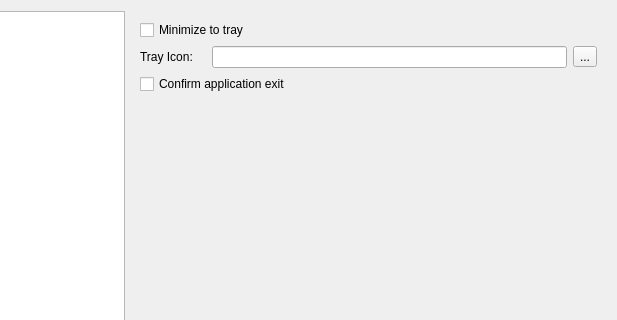
Above: app/dlg_preferences.ui from ColinDuquesnoy/MellowPlayer before the change; both pictures show x 142 to 759 and y 0 to 320 of the 759 by 489 pixel window. Below: the same form after it.
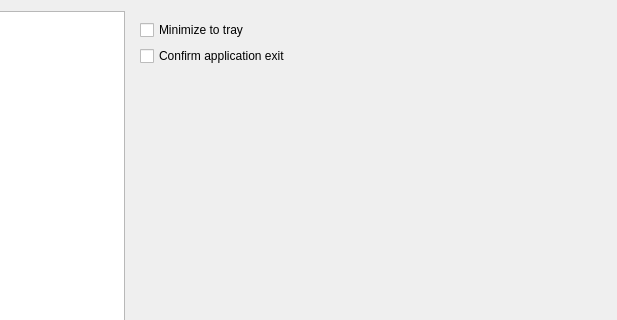
That is the form after the change. Icons and pictures are not drawn. Custom widgets are drawn as their Qt base class.

Commit message:
Use icon from theme on linux
(and remove the option to use a custom one)

Patch:
```diff
--- a/app/dlg_preferences.ui
+++ b/app/dlg_preferences.ui
@@ -89,34 +89,6 @@
            </property>
           </widget>
          </item>
-         <item>
-          <layout class="QHBoxLayout" name="horizontalLayout_2">
-           <item>
-            <widget class="QLabel" name="label">
-             <property name="text">
-              <string>Tray Icon:</string>
-             </property>
-            </widget>
-           </item>
-           <item>
-            <widget class="QLabel" name="labelTrayIcon">
-             <property name="text">
-              <string/>
-             </property>
-            </widget>
-           </item>
-           <item>
-            <widget class="QLineEdit" name="lineEditTrayIcon"/>
-           </item>
-           <item>
-            <widget class="QToolButton" name="toolButtonSelectTrayIcon">
-             <property name="text">
-              <string>...</string>
-             </property>
-            </widget>
-           </item>
-          </layout>
-         </item>
          <item>
           <widget class="QCheckBox" name="checkBoxConfirmQuit">
            <property name="text">
```
Left out of the diff: 2 changed lines with no effect on the pictures. The commit also changes 3 other files.
